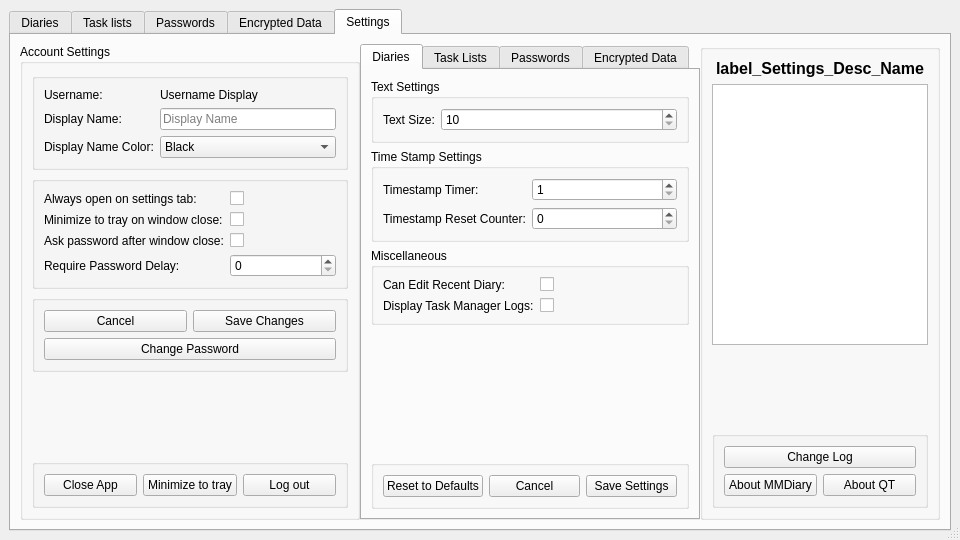
Before: the Qt Designer form mainwindow.ui in therealMaPMaKeR/MMDiary, drawn with Qt 5.
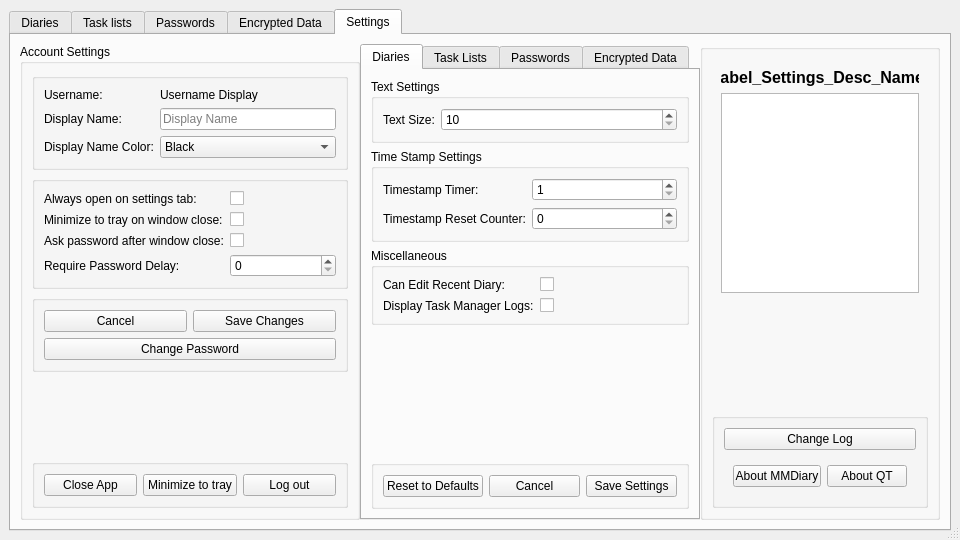
After: the same form once the commit is applied. Custom widgets are drawn as their Qt base class.

The edit to the form file:
```diff
--- a/mainwindow.ui
+++ b/mainwindow.ui
@@ -1823,6 +1823,13 @@
           </property>
           <layout class="QVBoxLayout" name="verticalLayout_16">
            <item>
+            <widget class="QWidget" name="settingsdescriptionwidget" native="true">
+             <property name="maximumSize">
+              <size>
+               <width>16777215</width>
+               <height>400</height>
+              </size>
+             </property>
             <layout class="QVBoxLayout" name="verticalLayout_15">
              <item>
               <widget class="QLabel" name="label_Settings_Desc_Name">
@@ -1832,6 +1839,12 @@
                  <verstretch>0</verstretch>
                 </sizepolicy>
                </property>
+                <property name="maximumSize">
+                 <size>
+                  <width>16777215</width>
+                  <height>600</height>
+                 </size>
+                </property>
                <property name="font">
                 <font>
                  <pointsize>12</pointsize>
@@ -1882,6 +1895,7 @@
               </widget>
              </item>
             </layout>
+            </widget>
            </item>
            <item>
             <spacer name="verticalSpacer_8">
@@ -1889,7 +1903,7 @@
               <enum>Qt::Vertical</enum>
              </property>
              <property name="sizeType">
-              <enum>QSizePolicy::Fixed</enum>
+              <enum>QSizePolicy::Expanding</enum>
              </property>
              <property name="sizeHint" stdset="0">
               <size>
@@ -1913,6 +1927,13 @@
                </widget>
               </item>
               <item>
+               <widget class="QWidget" name="aboutbuttonswidget" native="true">
+                <property name="maximumSize">
+                 <size>
+                  <width>16777215</width>
+                  <height>45</height>
+                 </size>
+                </property>
                <layout class="QHBoxLayout" name="horizontalLayout_3">
                 <item>
                  <widget class="QPushButton" name="pushButton_AboutMMDiary">
@@ -1929,6 +1950,7 @@
                  </widget>
                 </item>
                </layout>
+               </widget>
               </item>
              </layout>
             </widget>
```
Lines whose indentation alone changed are shown as unchanged.
